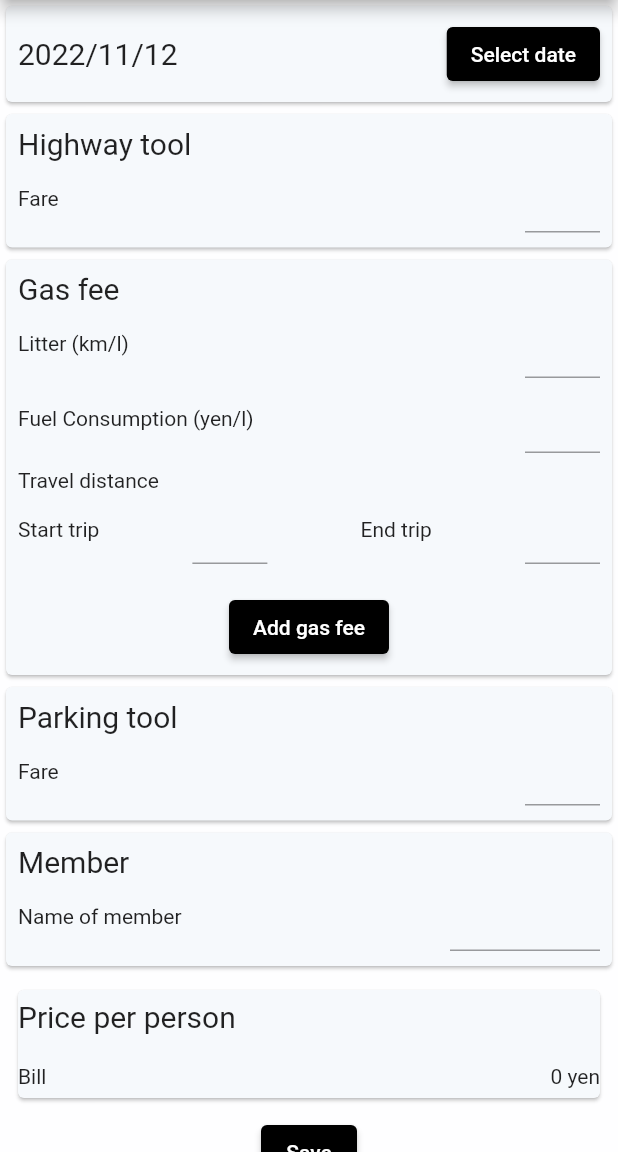
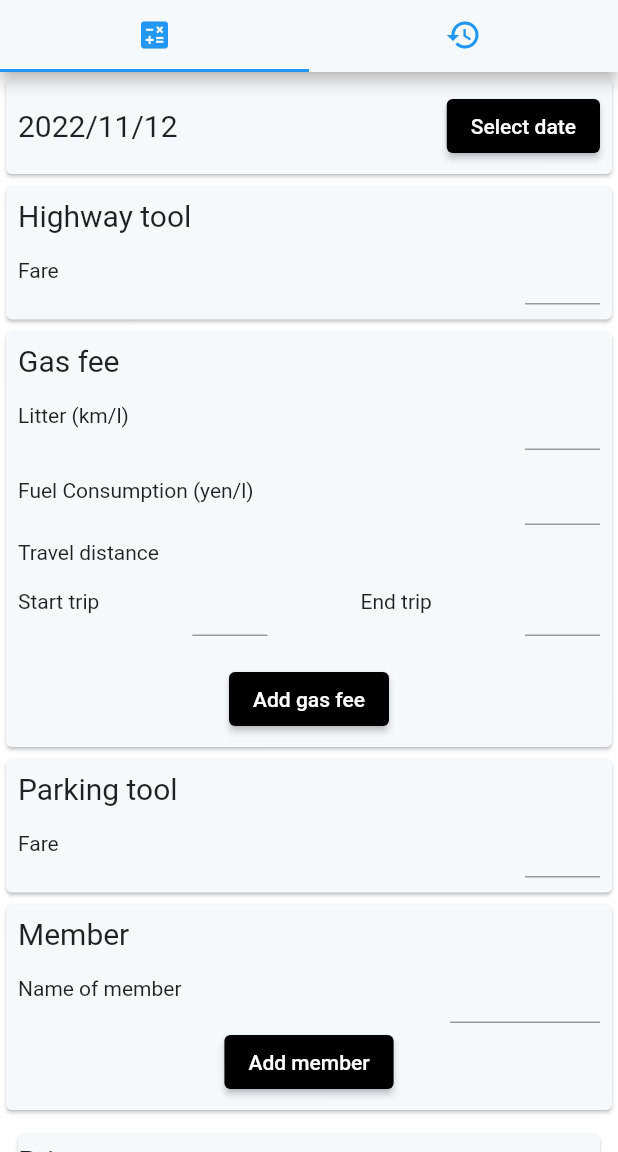
Before and after one commit to UraShiba/dutch_app, a Flutter app: the screen it shows after launch, on a phone screen of 412 x 824 dp, the part 84-1236 px from its top. Run offline on Flutter 3.47's test engine with Material 2 defaults, Android fonts, the light colour scheme and no system bars; our stand-ins replace equatable, flutter_bloc.

Commit message:
first commit

```diff
--- a/lib/calculate_page/calculate_page.dart
+++ b/lib/calculate_page/calculate_page.dart
@@ -43,9 +43,6 @@ class CalculatePage extends StatelessWidget {
           create: (_) => DatePickCubit(),
         ),
         BlocProvider(
-          create: (_) => HistoryCubit(),
-        ),
-        BlocProvider(
           create: (_) => ParkingFeeCubit(),
         )
       ],
--- a/lib/calculate_page/widget/input_card/member_input_card.dart
+++ b/lib/calculate_page/widget/input_card/member_input_card.dart
@@ -39,6 +39,18 @@ class MemberInputCard extends StatelessWidget {
                 ),
               ],
             ),
+            Center(
+              child: ElevatedButton(
+                  style: ElevatedButton.styleFrom(
+                    backgroundColor: Colors.black,
+                  ),
+                  onPressed: () {
+                    context
+                        .read<MemberCubit>()
+                        .addMember(_editingController.value.text);
+                  },
+                  child: const Text("Add member")),
+            ),
             listView
           ],
         ),
--- a/lib/main.dart
+++ b/lib/main.dart
@@ -1,5 +1,9 @@
+import 'package:dutch_app/bloc/history/history_cubit.dart';
 import 'package:dutch_app/calculate_page/calculate_page.dart';
 import 'package:flutter/material.dart';
+import 'package:flutter_bloc/flutter_bloc.dart';
+
+import 'history_page/history_page.dart';
 
 void main() {
   runApp(const MyApp());
@@ -11,16 +15,32 @@ class MyApp extends StatelessWidget {
   @override
   Widget build(BuildContext context) {
     return MaterialApp(
-      home: Scaffold(
+      theme: ThemeData.light(),
+      home: DefaultTabController(
+        length: 2,
+        child: Scaffold(
             backgroundColor: const Color(0xFFFEFEFF),
             appBar: AppBar(
+              bottom: const TabBar(tabs: [
+                Tab(icon: Icon(Icons.calculate, color: Colors.blue,)),
+                Tab(icon: Icon(Icons.history, color: Colors.blue,)),
+              ]),
               title: const Text(
                 "Dutch app",
                 style: TextStyle(color: Color(0xFF627893)),
               ),
               backgroundColor: const Color((0xFFF6F9FC)),
             ),
-          body: const CalculatePage()),
+            body: BlocProvider(
+              create: (context) => HistoryCubit(),
+              child: const TabBarView(
+                children: [
+                  CalculatePage(),
+                  HistoryPage(),
+                ],
+              ),
+            )),
+      ),
     );
   }
 }
--- a/pubspec.yaml
+++ b/pubspec.yaml
@@ -29,6 +29,7 @@ environment:
 dependencies:
   flutter:
     sdk: flutter
+  intl: ^0.17.0
 
 
   # The following adds the Cupertino Icons font to your application.
@@ -36,6 +37,7 @@ dependencies:
   cupertino_icons: ^1.0.2
   flutter_bloc: ^8.1.1
   equatable: ^2.0.5
+  shared_preferences: ^2.0.15
 
 dev_dependencies:
   flutter_test:
```
Also changed, not shown: lib/history_page/history_page.dart (added, +70 -0 lines), pubspec.lock, 3 other files. Lines whose indentation alone changed are shown as unchanged.
